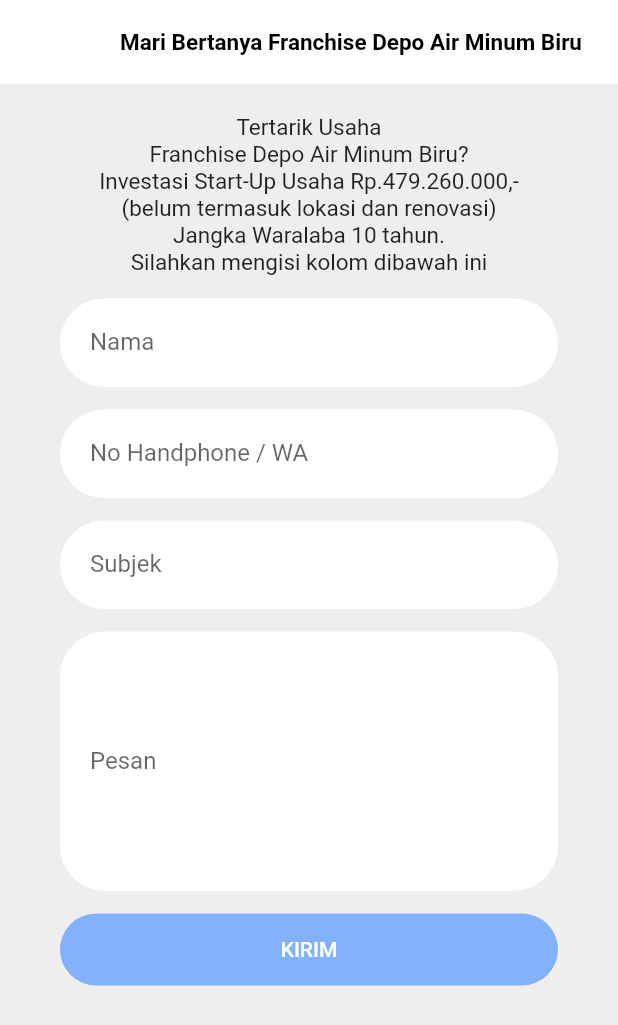
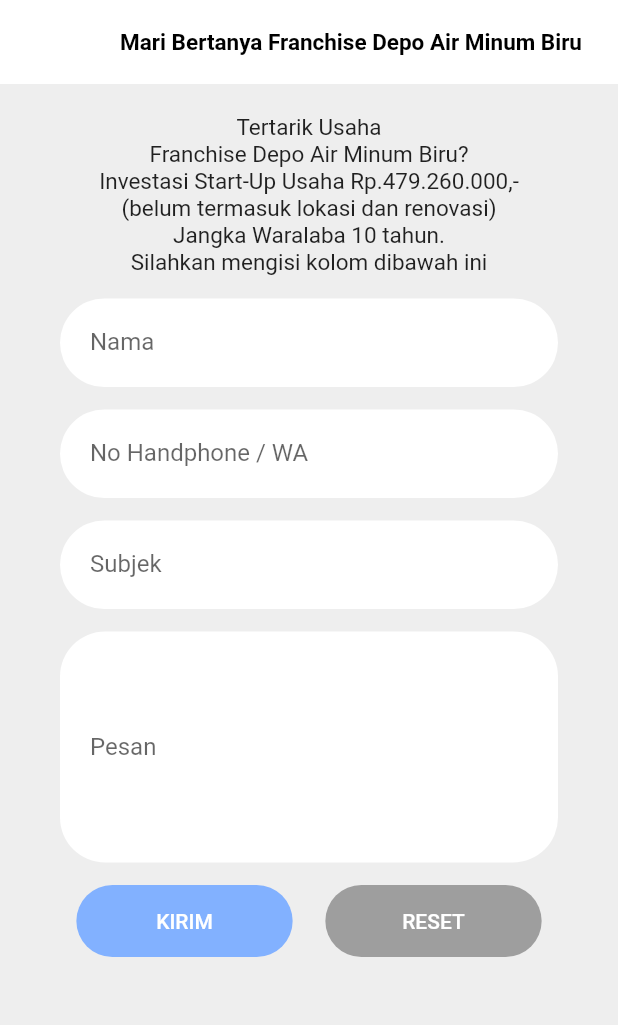
Before and after one commit to RendyGunawan1998/Air_Biru, a Flutter app: the FranchisePage screen opened directly, on a phone screen of 412 x 824 dp. Shown: the top 1025 px of the screen. Run offline on Flutter 3.47's test engine with Material 2 defaults, Android fonts, the phone set to English and light mode, and no system bars; our stand-ins replace carousel_slider, firebase_core, firebase_messaging, flutter_local_notifications, get, google_nav_bar and 3 more; accounts and stored records are empty.

Commit message:
revisi 200921

```diff
--- a/lib/pages/franchise.dart
+++ b/lib/pages/franchise.dart
@@ -133,7 +133,7 @@
                                           labelText: "Pesan",
                                           border: InputBorder.none),
                                       controller: _pesan,
-                                      maxLines: 7,
+                                      maxLines: 6,
                                       onSaved: (value) {
                                         _pesan.text = value!;
                                       },
@@ -142,11 +142,26 @@
                                   SizedBox(
                                     height: 15,
                                   ),
-                                  SubmitButtonWidget(
-                                    function: () {
-                                      _buttonKirim();
-                                    },
-                                    text: "KIRIM",
+                                  Row(
+                                    mainAxisAlignment:
+                                        MainAxisAlignment.spaceAround,
+                                    children: [
+                                      SubmitButtonWidget(
+                                        width: Get.width * 0.35,
+                                        function: () {
+                                          _buttonKirim();
+                                        },
+                                        text: "KIRIM",
+                                      ),
+                                      SubmitButtonWidget(
+                                        color: Colors.grey,
+                                        width: Get.width * 0.35,
+                                        function: () {
+                                          _buttonReset();
+                                        },
+                                        text: "RESET",
+                                      ),
+                                    ],
                                   ),
                                   // SizedBox(
                                   //   width: 300,
@@ -188,6 +203,15 @@
                   ),
                 ),
               ));
+  }
+
+  void _buttonReset() {
+    setState(() {
+      _namaTxt.text = "";
+      _noHP.text = "";
+      _sbujek.text = "";
+      _pesan.text = "";
+    });
   }
 
   void _buttonKirim() async {
--- a/lib/pages/notifikasi.dart
+++ b/lib/pages/notifikasi.dart
@@ -89,7 +89,7 @@
                           print("onTap notif");
                           await canLaunch(notifs[i].actionUrl)
                               ? await launch(notifs[i].actionUrl)
-                              : Container();
+                              : print('kosong');
                         },
                         leading: CircleAvatar(
                           child: Text((i + 1).toString()),
```
Also changed, not shown: pubspec.lock.
